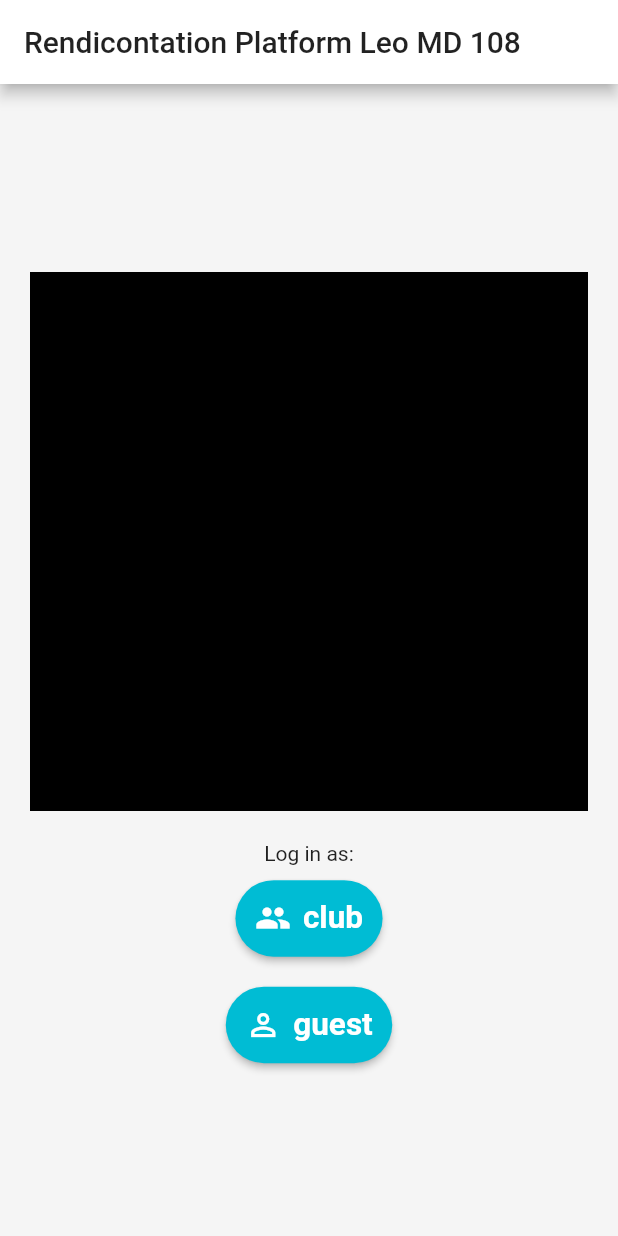
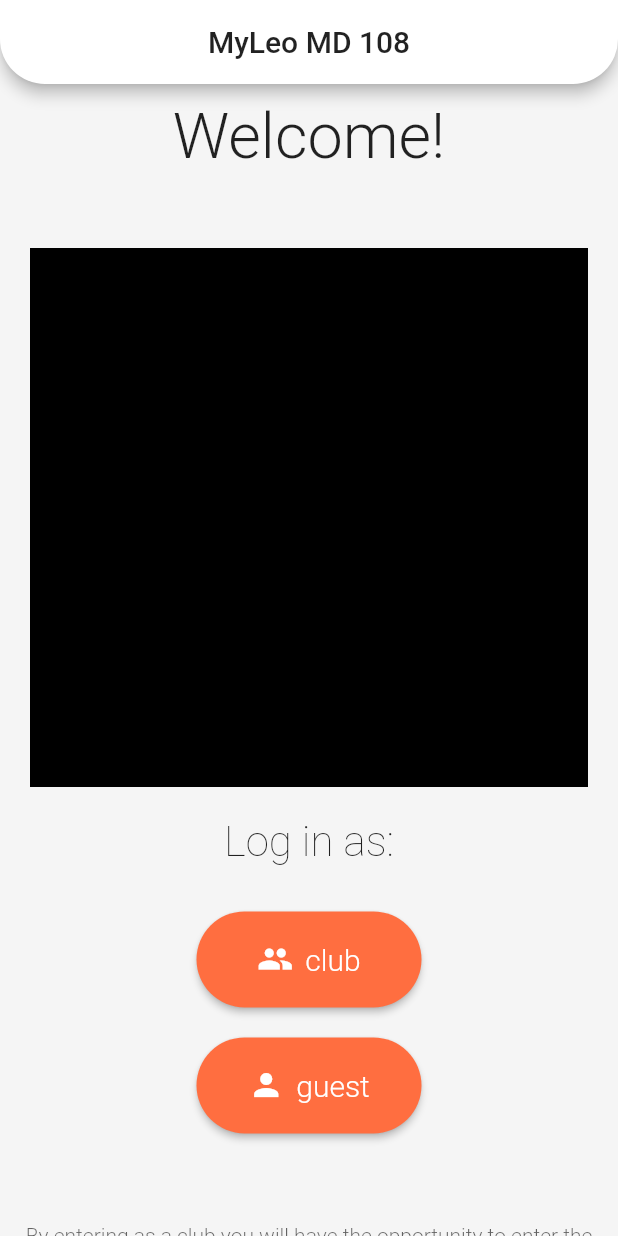
Before and after one commit to leoclubitalia/piattaforma-rendicontazione-client, a Flutter app: the screen it shows after launch, on a phone screen of 412 x 824 dp. Run offline on Flutter 3.47's test engine with Material 2 defaults, Android fonts, the phone set to English and light mode, and no system bars.

Commit message:
updated UI welcome page (now is watchable!), and updated dependencies for login

```diff
--- /dev/null
+++ b/lib/UI/aspects/LeoTextStyles.dart
@@ -0,0 +1,26 @@
+import 'package:flutter/cupertino.dart';
+import 'package:flutter/material.dart';
+
+
+class LeoBigTitleStyle extends TextStyle {
+
+  @override
+  FontWeight get fontWeight => FontWeight.w300;
+
+}
+
+class LeoTitleStyle extends TextStyle {
+
+  @override
+  FontWeight get fontWeight => FontWeight.w200;
+
+}
+
+class LeoParagraphStyle extends TextStyle {
+
+  @override
+  FontWeight get fontWeight => FontWeight.w300;
+  @override
+  Color get color => Colors.black.withOpacity(0.6);
+
+}
--- a/lib/UI/pages/app.dart
+++ b/lib/UI/pages/app.dart
@@ -1,3 +1,4 @@
+import 'package:RendicontationPlatformLeo_Client/UI/aspects/LeoTextStyles.dart';
 import 'package:RendicontationPlatformLeo_Client/UI/behaviors/AppLocalizations.dart';
 import 'package:RendicontationPlatformLeo_Client/UI/behaviors/GlobalState.dart';
 import 'package:RendicontationPlatformLeo_Client/UI/pages/guest.dart';
@@ -26,11 +27,11 @@ class App extends StatelessWidget {
         brightness: Brightness.light,
         primaryColor: Colors.white,
         backgroundColor: Colors.cyan,
-        buttonColor: Colors.cyan,
+        buttonColor: Colors.deepOrangeAccent,
         indicatorColor: Colors.white,
         canvasColor: Colors.grey[100], // app background
         cardColor: Colors.cyan,
-        hoverColor: Colors.red,
+        hoverColor: Colors.deepOrange,
         accentColor: Colors.white,
         splashColor: Colors.black,
 
@@ -67,13 +68,27 @@ class _WelcomePageState extends GlobalState<WelcomePage> {
   Widget build(BuildContext context) {
     return Scaffold(
       appBar: AppBar(
-        title: Text(AppLocalizations.of(context).translate("app_title")
+        title: Text(AppLocalizations.of(context).translate("app_title")),
+        centerTitle: true,
+        shape: RoundedRectangleBorder(
+          borderRadius: BorderRadius.vertical(
+            bottom: Radius.circular(30),
+          ),
         ),
       ),
       body: Center(
         child: Column(
           mainAxisAlignment: MainAxisAlignment.center,
           children: <Widget>[
+            Padding(
+              padding: EdgeInsets.fromLTRB(0, 10, 0, 30),
+              child: Text(
+                AppLocalizations.of(context).translate("welcome") + "!",
+                textAlign: TextAlign.center,
+                textScaleFactor: 3,
+                style: LeoBigTitleStyle()
+              ),
+            ),
             Padding(
               padding: EdgeInsets.all(20),
               child: ColorFiltered(
@@ -86,9 +101,17 @@ class _WelcomePageState extends GlobalState<WelcomePage> {
                 ),
               ),
             ),
-            Text(AppLocalizations.of(context).translate("log_in_as")),
+            Padding(
+              padding: EdgeInsets.fromLTRB(0, 0, 0, 20),
+              child: Text(
+                AppLocalizations.of(context).translate("log_in_as"),
+                textAlign: TextAlign.center,
+                textScaleFactor: 2,
+                style: LeoTitleStyle()
+              ),
+            ),
             StadiumButton(
-              icon: Icons.people_sharp,
+              icon: Icons.people,
               title: AppLocalizations.of(context).translate("club"),
               onPressed: () {
                 Navigator.of(context).push(
@@ -101,7 +124,7 @@ class _WelcomePageState extends GlobalState<WelcomePage> {
               },
             ),
             StadiumButton(
-              icon: Icons.perm_identity_sharp,
+              icon: Icons.person,
               title: AppLocalizations.of(context).translate("guest"),
               onPressed: () {
                 Navigator.of(context).push(
@@ -112,10 +135,20 @@ class _WelcomePageState extends GlobalState<WelcomePage> {
                     )
                 );
               },
+            ),
+            Padding(
+              padding: EdgeInsets.fromLTRB(10, 50, 10, 10),
+              child: Text(
+                AppLocalizations.of(context).translate("log_in_as_description"),
+                textAlign: TextAlign.center,
+                style: LeoParagraphStyle()
+              ),
             )
           ],
         ),
       ),
     );
   }
+
+
 }
--- a/lib/UI/widgets/buttons/StadiumButton.dart
+++ b/lib/UI/widgets/buttons/StadiumButton.dart
@@ -14,6 +14,9 @@ class StadiumButton extends StatelessWidget {
   Widget build(BuildContext context) {
     return Padding (
       padding: EdgeInsets.all(10),
+      child: ButtonTheme(
+        minWidth: 150.0,
+        height: 25.0,
         child: RaisedButton.icon(
           onPressed: () {
             if ( !disabled ) {
@@ -21,17 +24,17 @@ class StadiumButton extends StatelessWidget {
             }
           },
           color: Theme.of(context).buttonColor,
-        splashColor: Colors.transparent,
           shape: StadiumBorder(),
-        padding: EdgeInsets.all(13),
+          padding: EdgeInsets.all(20),
           icon: Icon(icon, color: Theme.of(context).indicatorColor),
           label: Text(title,
               textAlign: TextAlign.center,
               style: TextStyle(
                 color: Theme.of(context).indicatorColor,
-              fontWeight: FontWeight.bold,
-              fontSize: 21,
-            )
+                fontWeight: FontWeight.w300,
+                fontSize: 20,
+              ),
+          ),
         ),
       ),
     );
--- a/localizable/en.json
+++ b/localizable/en.json
@@ -1,7 +1,8 @@
 {
   "welcome": "Welcome",
-  "app_title": "Rendicontation Platform Leo MD 108",
+  "app_title": "MyLeo MD 108",
   "log_in_as": "Log in as:",
+  "log_in_as_description": "By entering as a club you will have the opportunity to enter the services and activities carried out by your club, you will also have some statistics on your work, instead by entering as a guest you will be able to search and see the services and activities carried out by each Italian club.",
   "club": "club",
   "guest": "guest"
 }
--- a/localizable/it.json
+++ b/localizable/it.json
@@ -1,7 +1,8 @@
 {
   "welcome": "Benvenuto",
-  "app_title": "Piattaforma di rendicontazione Leo MD 108",
+  "app_title": "MyLeo MD 108",
   "log_in_as": "Entra come:",
+  "log_in_as_description": "Entrando come club avarai la possibilità di inserire i service e le attività svolte dal tuo club, inoltre avrai alcune satistiche sul vostro operato, invece entrando come ospite potrai cercare e vedere i service e le attività svolte da ogni club italiano.",
   "club": "club",
   "guest": "ospite"
 }
--- a/pubspec.yaml
+++ b/pubspec.yaml
@@ -14,6 +14,9 @@ dependencies:
     sdk: flutter
 
   cupertino_icons: ^0.1.3
+  firebase_core: ^0.4.0+9
+  firebase_auth: ^0.14.0+5
+  http: ^0.12.0+4
 
 dev_dependencies:
   flutter_test:
```
Also changed, not shown: pubspec.lock, 3 other files. Lines whose indentation alone changed are shown as unchanged.
